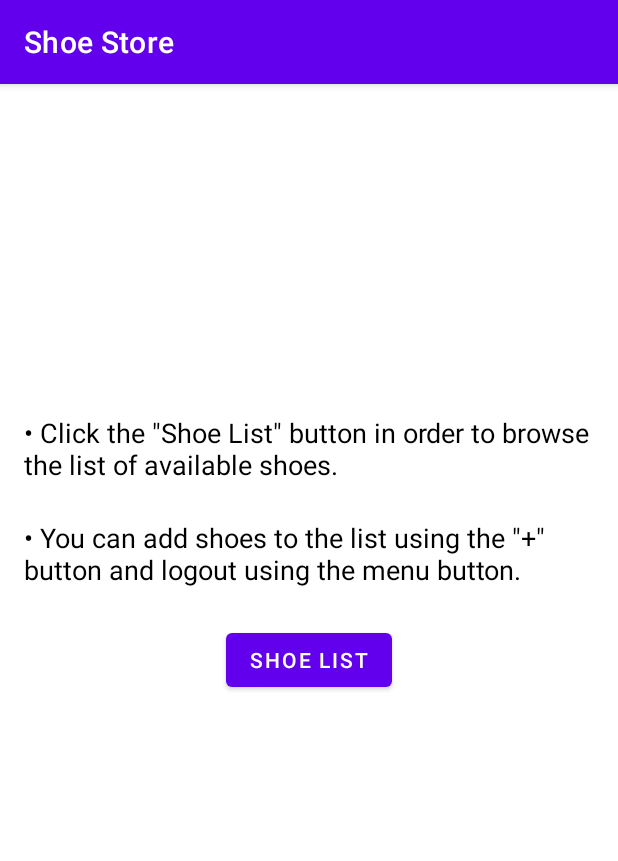
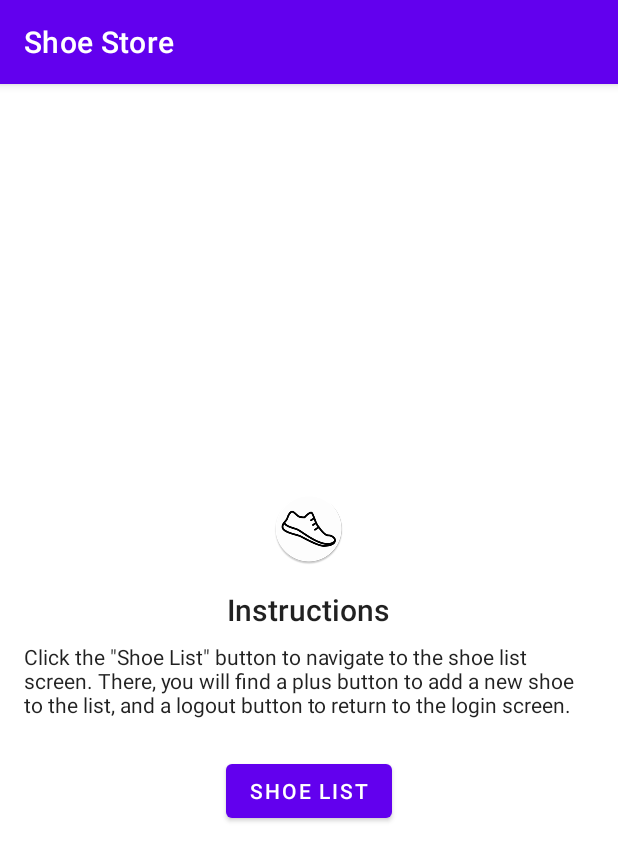
Before and after one commit to abdel-17/shoe-store, an Android app: the InstructionsFragment screen opened through its navigation route, on a phone screen of 412 x 824 dp. Shown: the top 861 px of the screen. Run offline under Robolectric (Android 15) with nearby library versions, the phone set to English and light mode, and no system bars; our stand-ins replace data binding, navigation-ui; 3 statements that could not run were skipped.

Commit message:
Changed the text styles and spacing in the welcome and instructions fragments. Switched from a `RelativeLayout` to a `LinearLayout` in the instructions fragment.

```diff
--- a/app/src/main/res/layout/activity_main.xml
+++ b/app/src/main/res/layout/activity_main.xml
@@ -9,5 +9,5 @@
         android:layout_width="match_parent"
         android:layout_height="match_parent"
         app:defaultNavHost="true"
-        app:navGraph="@navigation/navigation"/>
+        app:navGraph="@navigation/navigation" />
 </layout>
--- a/app/src/main/res/layout/fragment_instructions.xml
+++ b/app/src/main/res/layout/fragment_instructions.xml
@@ -1,39 +1,45 @@
 <?xml version="1.0" encoding="utf-8"?>
 
-<layout xmlns:android="http://schemas.android.com/apk/res/android" >
+<layout xmlns:android="http://schemas.android.com/apk/res/android"
+    xmlns:app="http://schemas.android.com/apk/res-auto">
 
-    <RelativeLayout
+    <LinearLayout
         android:layout_width="match_parent"
         android:layout_height="match_parent"
-        android:padding="16dp" >
+        android:gravity="center"
+        android:orientation="vertical"
+        android:padding="16dp">
+
+        <ImageView
+            android:id="@+id/imageView"
+            android:layout_width="match_parent"
+            android:layout_height="wrap_content"
+            android:contentDescription="@string/shoe_icon_description"
+            app:srcCompat="@mipmap/ic_launcher_round" />
 
         <TextView
             android:id="@+id/text_shoe_list_button_instructions"
             android:layout_width="wrap_content"
             android:layout_height="wrap_content"
-            android:layout_above="@+id/text_shoe_list_instructions"
-            android:layout_centerInParent="true"
-            android:layout_marginBottom="24dp"
-            android:text="@string/instructions_shoe_list"
-            android:textAppearance="@style/TextAppearance.AppCompat.Medium"
-            android:textColor="?colorOnSurface" />
+            android:layout_gravity="center_horizontal"
+            android:layout_marginTop="16dp"
+            android:text="@string/instructions"
+            android:textAppearance="@style/TextAppearance.AppCompat.Title" />
 
         <TextView
             android:id="@+id/text_shoe_list_instructions"
             android:layout_width="wrap_content"
             android:layout_height="wrap_content"
-            android:layout_above="@+id/button_show_shoe_list"
-            android:layout_alignStart="@+id/text_shoe_list_button_instructions"
-            android:layout_marginBottom="24dp"
-            android:text="@string/instructions_logout"
-            android:textAppearance="@style/TextAppearance.AppCompat.Medium"
-            android:textColor="?colorOnSurface" />
+            android:layout_marginTop="8dp"
+            android:text="@string/instructions_shoe_list"
+            android:textAppearance="@style/TextAppearance.AppCompat.Body1" />
 
         <Button
             android:id="@+id/button_show_shoe_list"
             android:layout_width="wrap_content"
             android:layout_height="wrap_content"
-            android:layout_centerInParent="true"
+            android:layout_gravity="center_horizontal"
+            android:layout_marginTop="24dp"
             android:text="@string/shoe_list" />
-    </RelativeLayout>
+    </LinearLayout>
 </layout>
--- a/app/src/main/res/values/strings.xml
+++ b/app/src/main/res/values/strings.xml
@@ -1,5 +1,6 @@
 <resources>
     <string name="app_name">Shoe Store</string>
+    <!--Login fragment-->
     <string name="email_placeholder">Email</string>
     <string name="password_placeholder">Password</string>
     <string name="login">Login</string>
@@ -7,11 +8,14 @@
     <string name="register">Create account</string>
     <string name="register_message">Create your account</string>
     <string name="password_condition">Use 8 or more characters with a mix of letters, numbers and symbols.</string>
+    <!--Welcome fragment-->
     <string name="welcome_title">Welcome to Shoe Store!</string>
     <string name="instructions">Instructions</string>
+    <!--Instructions fragment-->
+    <string name="shoe_icon_description">A shoe icon</string>
     <string name="shoe_list">Shoe list</string>
-    <string name="instructions_shoe_list">• Click the \"Shoe List\" button in order to browse the list of available shoes.</string>
-    <string name="instructions_logout">• You can add shoes to the list using the \"+\" button and logout using the menu button.</string>
+    <string name="instructions_shoe_list">Click the \"Shoe List\" button to navigate to the shoe list screen. There, you will find a plus button to add a new shoe to the list, and a logout button to return to the login screen.</string>
+    <!--Shoe list fragment-->
     <string name="logout">Logout</string>
-    <string name="plus_icon_description">"Add a shoe to the list."</string>
+    <string name="plus_icon_description">"A plus button that adds a shoe to the list"</string>
 </resources>
```
Also changed, not shown: app/src/main/res/layout/fragment_welcome.xml (+9 -25 lines).
